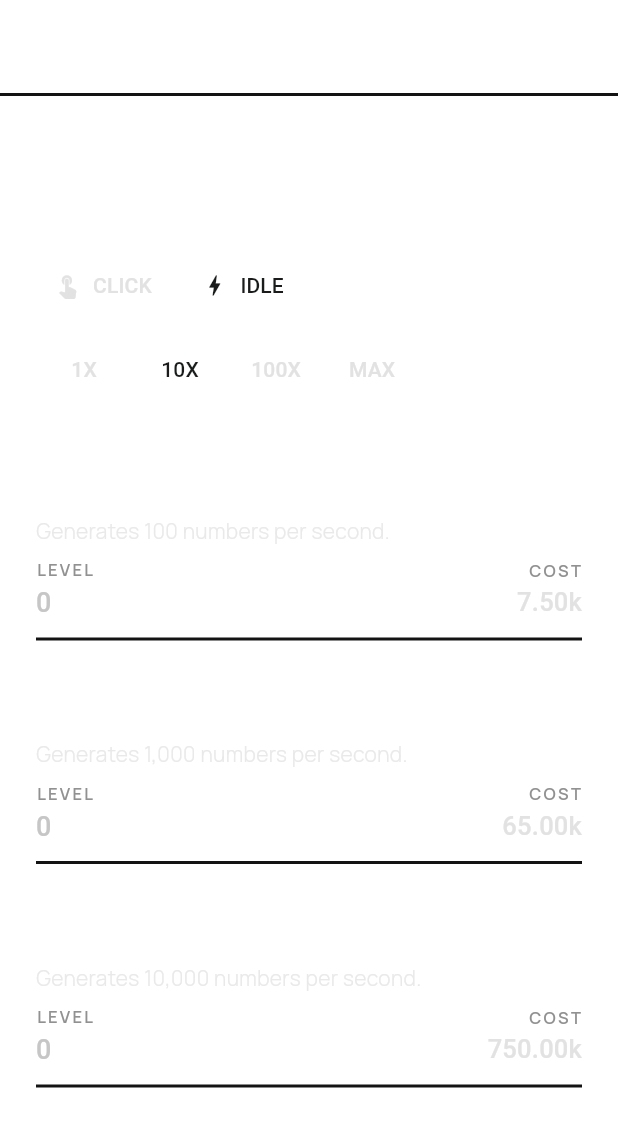
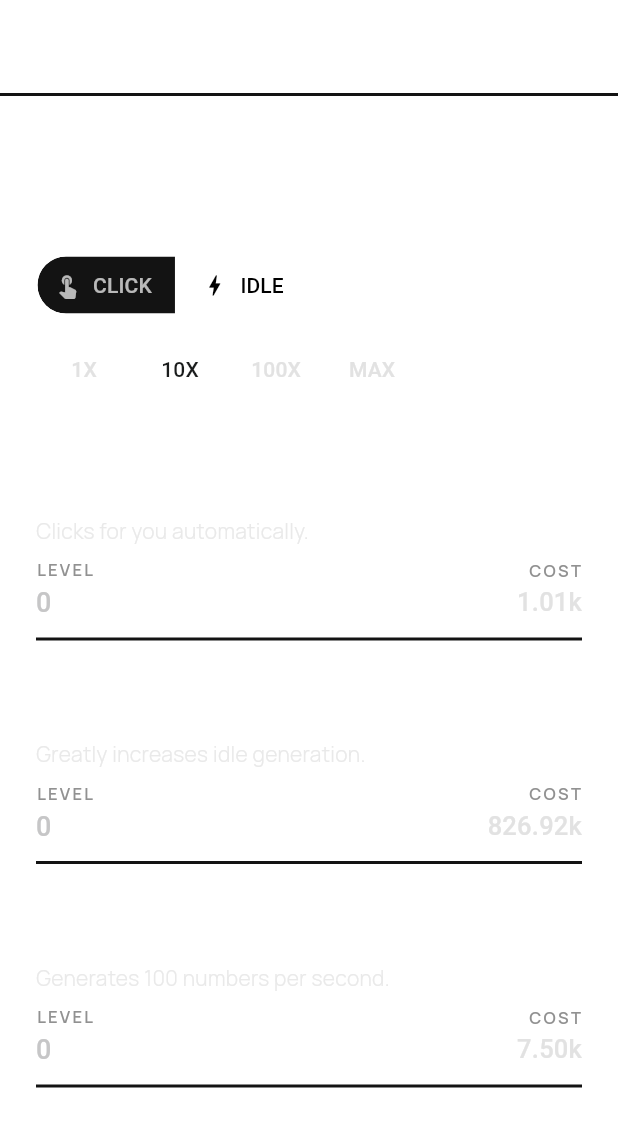
Before and after one commit to Sh1ljo/NumberFlutter, a Flutter app: the UpgradesScreen screen opened directly, after a tap on "IDLE", after a tap on "10X", on a phone screen of 412 x 824 dp. Shown: the top 1127 px of the screen. Run offline on Flutter 3.47's test engine with Material 3 defaults, Android fonts, the phone set to English and light mode, and no system bars; our stand-ins replace google_fonts, shared_preferences; accounts and stored records are empty; statements that could not run were skipped.

Commit message:
V0.011 - UI Upgrade improvments.

```diff
--- a/lib/logic/game_state.dart
+++ b/lib/logic/game_state.dart
@@ -12,6 +12,9 @@
   static const String momentumId = 'click_momentum';
   static const String kineticSynergyId = 'click_kinetic_synergy';
   static const String overclockId = 'click_overclock';
+  static const String clickPowerId = 'click_power';
+  static const String autoClickerId = 'idle_auto_clicker';
+  static const String quantumMultiplierId = 'idle_quantum_multiplier';
 
   final StorageService _storageService = StorageService();
   final Completer<void> _readyCompleter = Completer<void>();
@@ -51,8 +54,8 @@
   int _clickStreak = 0;
   bool _overclockTriggeredThisChain = false;
   double _momentumMultiplier = 1.0;
+  double _momentumProgress = 0.0;
   bool _overclockActive = false;
-  bool _invertFlashActive = false;
 
   BigInt offlineGainsThisSession = BigInt.zero;
 
@@ -65,10 +68,18 @@
 
   Timer? _ticker;
   Timer? _overclockTimer;
-  Timer? _invertFlashTimer;
 
   // Upgrades
   List<Upgrade> upgrades = [
+    Upgrade(
+      id: clickPowerId,
+      name: 'Click Power',
+      description: 'Increases value per click.',
+      baseCost: BigInt.from(100),
+      costMultiplier: 1.45,
+      effectType: clickCategory,
+      effectValue: BigInt.from(50),
+    ),
     Upgrade(
       id: probabilityStrikeId,
       name: 'Probability Strike',
@@ -112,6 +123,24 @@
       effectType: clickCategory,
       effectValue: 0,
       maxLevel: 1,
+    ),
+    Upgrade(
+      id: autoClickerId,
+      name: 'Auto-Clicker',
+      description: 'Clicks for you automatically.',
+      baseCost: BigInt.from(50),
+      costMultiplier: 1.15,
+      effectType: idleCategory,
+      effectValue: 1.0,
+    ),
+    Upgrade(
+      id: quantumMultiplierId,
+      name: 'Quantum Multiplier',
+      description: 'Greatly increases idle generation.',
+      baseCost: BigInt.from(1500),
+      costMultiplier: 1.85,
+      effectType: idleCategory,
+      effectValue: 10.0,
     ),
     Upgrade(
       id: 'idle_fractal_engine',
@@ -374,6 +403,8 @@
   void _startTicker() {
     _ticker?.cancel();
     _ticker = Timer.periodic(const Duration(milliseconds: 100), (timer) {
+      bool hasStateChange = _updateMomentumDecay();
+
       if (autoClickRate > 0) {
         final effectiveRate = totalIdleRate;
         _idleAccumulator += effectiveRate / 10; // 10 ticks per second
@@ -381,7 +412,7 @@
           int added = _idleAccumulator.floor();
           number += BigInt.from(added);
           _idleAccumulator -= added;
-          notifyListeners();
+          hasStateChange = true;
 
           // Periodically save
           if (timer.tick % 50 == 0) {
@@ -389,12 +420,17 @@
           }
         }
       }
+
+      if (hasStateChange) {
+        notifyListeners();
+      }
     });
   }
 
-  bool get isInvertFlashActive => _invertFlashActive;
   bool get isOverclockActive => _overclockActive;
   double get momentumMultiplier => _momentumMultiplier;
+  double get momentumProgress => _momentumProgress;
+  bool get hasMomentumUpgrade => _isUpgradeActive(momentumId);
 
   double get totalIdleRate {
     double idleRate =
@@ -411,6 +447,55 @@
     return upgrades[idx].level > 0;
   }
 
+  bool _updateMomentumDecay() {
+    if (!_isUpgradeActive(momentumId) || _lastManualClickTime == null) {
+      if (_momentumProgress != 0.0 || _momentumMultiplier != 1.0) {
+        _momentumProgress = 0.0;
+        _momentumMultiplier = 1.0;
+        return true;
+      }
+      return false;
+    }
+
+    final elapsedMs =
+        DateTime.now().difference(_lastManualClickTime!).inMilliseconds;
+    if (elapsedMs <= 0) return false;
+
+    bool changed = false;
+    final baseProgress = (_clickStreak / 50.0).clamp(0.0, 1.0);
+    final fullMomentumMultiplier =
+        (1.0 + ((_clickStreak - 1) * 0.02)).clamp(1.0, 2.0);
+
+    if (elapsedMs >= 1000) {
+      if (_momentumProgress != 0.0 ||
+          _momentumMultiplier != 1.0 ||
+          _clickStreak != 0 ||
+          _overclockTriggeredThisChain) {
+        _momentumProgress = 0.0;
+        _momentumMultiplier = 1.0;
+        _clickStreak = 0;
+        _overclockTriggeredThisChain = false;
+        changed = true;
+      }
+      return changed;
+    }
+
+    final decayFactor = 1.0 - (elapsedMs / 1000.0);
+    final decayedProgress = baseProgress * decayFactor;
+    final decayedMultiplier =
+        1.0 + (fullMomentumMultiplier - 1.0) * decayFactor;
+
+    if ((_momentumProgress - decayedProgress).abs() > 0.001) {
+      _momentumProgress = decayedProgress;
+      changed = true;
+    }
+    if ((_momentumMultiplier - decayedMultiplier).abs() > 0.001) {
+      _momentumMultiplier = decayedMultiplier;
+      changed = true;
+    }
+    return changed;
+  }
+
   ({BigInt gain, bool probabilityStrikeTriggered}) click() {
     final now = DateTime.now();
     final bool chainBroken = _lastManualClickTime == null ||
@@ -420,6 +505,7 @@
       _clickStreak = 0;
       _overclockTriggeredThisChain = false;
       _momentumMultiplier = 1.0;
+      _momentumProgress = 0.0;
     }
 
     _clickStreak++;
@@ -428,8 +514,10 @@
     if (_isUpgradeActive(momentumId)) {
       final comboBonus = (_clickStreak - 1) * 0.02;
       _momentumMultiplier = (1.0 + comboBonus).clamp(1.0, 2.0);
+      _momentumProgress = (_clickStreak / 50.0).clamp(0.0, 1.0);
     } else {
       _momentumMultiplier = 1.0;
+      _momentumProgress = 0.0;
     }
 
     if (_isUpgradeActive(overclockId) &&
@@ -450,7 +538,6 @@
     double gain = (baseClickGain + kineticBonus) * _momentumMultiplier;
     if (probabilityStrikeTriggered) {
       gain *= 10.0;
-      _triggerInvertFlash();
     }
 
     final gained = BigInt.from(gain.floor());
@@ -461,16 +548,6 @@
       gain: gained,
       probabilityStrikeTriggered: probabilityStrikeTriggered
     );
-  }
-
-  void _triggerInvertFlash() {
-    _invertFlashTimer?.cancel();
-    _invertFlashActive = true;
-    notifyListeners();
-    _invertFlashTimer = Timer(const Duration(milliseconds: 150), () {
-      _invertFlashActive = false;
-      notifyListeners();
-    });
   }
 
   void _activateOverclock() {
@@ -557,6 +634,10 @@
 
       if (upgrade.effectType == idleCategory) {
         autoClickRate += (upgrade.effectValue as double) * info.amount;
+      } else if (upgrade.effectType == clickCategory &&
+          upgrade.effectValue is BigInt) {
+        clickPower +=
+            (upgrade.effectValue as BigInt) * BigInt.from(info.amount);
       }
 
       notifyListeners();
@@ -580,6 +661,7 @@
     _clickStreak = 0;
     _overclockTriggeredThisChain = false;
     _momentumMultiplier = 1.0;
+    _momentumProgress = 0.0;
     _overclockActive = false;
     _overclockTimer?.cancel();
 
@@ -643,10 +725,9 @@
     _clickStreak = 0;
     _overclockTriggeredThisChain = false;
     _momentumMultiplier = 1.0;
+    _momentumProgress = 0.0;
     _overclockActive = false;
     _overclockTimer?.cancel();
-    _invertFlashActive = false;
-    _invertFlashTimer?.cancel();
     offlineGainsThisSession = BigInt.zero;
     prestigeCurrency = 0.0;
     prestigeMultiplier = 1.0;
@@ -685,7 +766,6 @@
   void dispose() {
     _ticker?.cancel();
     _overclockTimer?.cancel();
-    _invertFlashTimer?.cancel();
     super.dispose();
   }
 }
--- a/lib/ui/screens/main_game_screen.dart
+++ b/lib/ui/screens/main_game_screen.dart
@@ -52,6 +52,7 @@
         FloatingTapText(
           key: UniqueKey(),
           text: text,
+          isProbabilityStrike: clickResult.probabilityStrikeTriggered,
           position: globalPosition -
               const Offset(
                   20, 20), // offset lightly so it spawns roughly near finger
@@ -81,33 +82,8 @@
         children: [
           Consumer<GameState>(
             builder: (context, state, child) {
-              return ColorFiltered(
-                colorFilter: state.isInvertFlashActive
-                    ? const ColorFilter.matrix(<double>[
-                        -1,
-                        0,
-                        0,
-                        0,
-                        255,
-                        0,
-                        -1,
-                        0,
-                        0,
-                        255,
-                        0,
-                        0,
-                        -1,
-                        0,
-                        255,
-                        0,
-                        0,
-                        0,
-                        1,
-                        0,
-                      ])
-                    : const ColorFilter.mode(
-                        Colors.transparent, BlendMode.srcOver),
-                child: SafeArea(
+              final theme = Theme.of(context);
+              return SafeArea(
                 child: Column(
                   children: [
                     // Header (mocked based on HTML)
@@ -120,18 +96,12 @@
                           Row(
                             children: [
                               Icon(Icons.toll,
-                                    color:
-                                        Theme.of(context).colorScheme.primary),
+                                  color: theme.colorScheme.primary),
                               const SizedBox(width: 8),
-                                Consumer<GameState>(
-                                  builder: (context, state, child) => Text(
-                                    NumberFormatter.format(
-                                        state.number), // Mocked overall score
-                                    style: Theme.of(context)
-                                        .textTheme
-                                        .titleLarge
+                              Text(
+                                NumberFormatter.format(state.number),
+                                style: theme.textTheme.titleLarge
                                     ?.copyWith(fontSize: 24),
-                                  ),
                               ),
                             ],
                           ),
@@ -140,9 +110,16 @@
                     ),
                     Container(
                         height: 2,
-                          color: Theme.of(context)
-                              .colorScheme
-                              .surfaceContainerLow),
+                        color: theme.colorScheme.surfaceContainerLow),
+                    if (state.hasMomentumUpgrade)
+                      Padding(
+                        padding:
+                            const EdgeInsets.fromLTRB(24.0, 8.0, 24.0, 6.0),
+                        child: _MomentumProgressBar(
+                          progress: state.momentumProgress,
+                          multiplier: state.momentumMultiplier,
+                        ),
+                      ),
 
                     // Main Area
                     Expanded(
@@ -156,44 +133,30 @@
                             children: [
                               Text(
                                 'CURRENT NUMBER',
-                                  style: Theme.of(context)
-                                      .textTheme
-                                      .labelSmall
+                                style: theme.textTheme.labelSmall
                                     ?.copyWith(letterSpacing: 4.0),
                               ),
                               const SizedBox(height: 16),
-                                Consumer<GameState>(
-                                  builder: (context, state, child) =>
                               PulseNumber(
                                 key: _numberKey,
                                 value: state.number,
                                 onTap:
                                     () {}, // Tap handled by the parent GestureDetector now
                               ),
-                                ),
                               const SizedBox(height: 48),
-                                Consumer<GameState>(
-                                    builder: (context, state, child) {
-                                  return Text(
+                              Text(
                                 '+${NumberFormatter.formatDouble(state.totalIdleRate)} / sec',
-                                    style: Theme.of(context)
-                                        .textTheme
-                                        .labelSmall
-                                        ?.copyWith(
-                                          color: Theme.of(context)
-                                              .colorScheme
-                                              .primary
+                                style: theme.textTheme.labelSmall?.copyWith(
+                                  color: theme.colorScheme.primary
                                       .withValues(alpha: 0.5),
                                 ),
-                                  );
-                                })
+                              )
                             ],
                           ),
                         ),
                       ),
                     ),
                   ],
-                  ),
                 ),
               );
             },
@@ -206,3 +169,70 @@
     );
   }
 }
+
+class _MomentumProgressBar extends StatelessWidget {
+  final double progress;
+  final double multiplier;
+
+  const _MomentumProgressBar({
+    required this.progress,
+    required this.multiplier,
+  });
+
+  @override
+  Widget build(BuildContext context) {
+    final theme = Theme.of(context);
+    final multiplierProgress =
+        ((multiplier - 1.0).clamp(0.0, 1.0) as num).toDouble();
+    final rawProgress = (progress.clamp(0.0, 1.0) as num).toDouble();
+    final normalized =
+        rawProgress > multiplierProgress ? rawProgress : multiplierProgress;
+
+    return Column(
+      crossAxisAlignment: CrossAxisAlignment.start,
+      children: [
+        Text(
+          'MOMENTUM  x${multiplier.toStringAsFixed(2)}',
+          style: theme.textTheme.labelSmall?.copyWith(
+            letterSpacing: 1.2,
+            color: theme.colorScheme.primary.withValues(alpha: 0.85),
+          ),
+        ),
+        const SizedBox(height: 6),
+        ClipRRect(
+          borderRadius: BorderRadius.circular(999),
+          child: SizedBox(
+            height: 8,
+            width: double.infinity,
+            child: Stack(
+              fit: StackFit.expand,
+              children: [
+                ColoredBox(
+                  color: theme.colorScheme.primary.withValues(alpha: 0.16),
+                ),
+                Align(
+                  alignment: Alignment.centerLeft,
+                  child: AnimatedFractionallySizedBox(
+                    duration: const Duration(milliseconds: 100),
+                    curve: Curves.easeOutCubic,
+                    widthFactor: normalized,
+                    child: DecoratedBox(
+                      decoration: BoxDecoration(
+                        gradient: LinearGradient(
+                          colors: [
+                            theme.colorScheme.primary.withValues(alpha: 0.75),
+                            theme.colorScheme.primary,
+                          ],
+                        ),
+                      ),
+                    ),
+                  ),
+                ),
+              ],
+            ),
+          ),
+        ),
+      ],
+    );
+  }
+}
--- a/lib/ui/screens/upgrades_screen.dart
+++ b/lib/ui/screens/upgrades_screen.dart
@@ -80,8 +80,19 @@
                   });
                 },
                 style: SegmentedButton.styleFrom(
-                  selectedForegroundColor: theme.colorScheme.onPrimary,
+                  foregroundColor:
+                      theme.colorScheme.primary.withValues(alpha: 0.7),
+                  selectedForegroundColor: Colors.black,
+                  backgroundColor: theme.colorScheme.surfaceContainerLow,
                   selectedBackgroundColor: theme.colorScheme.primary,
+                  side: BorderSide(color: theme.colorScheme.outlineVariant),
+                ).copyWith(
+                  iconColor: WidgetStateProperty.resolveWith<Color?>((states) {
+                    if (states.contains(WidgetState.selected)) {
+                      return Colors.black;
+                    }
+                    return theme.colorScheme.primary.withValues(alpha: 0.7);
+                  }),
                 ),
               ),
             ),
```
Also changed, not shown: lib/ui/widgets/floating_tap_text.dart (+53 -10 lines). Lines whose indentation alone changed are shown as unchanged.
